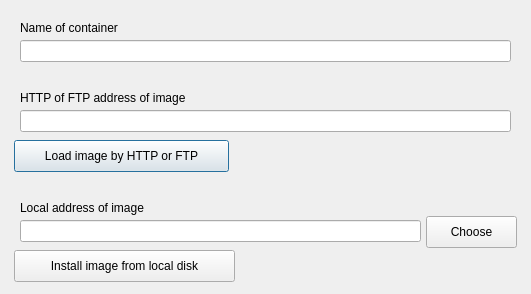
The window that saveliev/amvsim/Dialogs/NewContainerDialog.ui (OSLL/avmconf) describes before a commit, drawn with Qt 5.
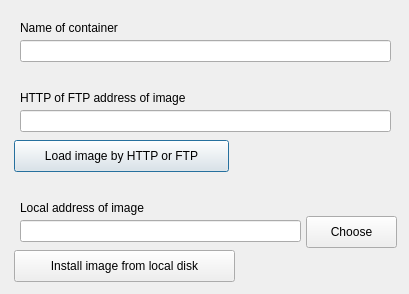
The same window after the commit.

Diff of the .ui file:
```diff
--- a/saveliev/amvsim/Dialogs/NewContainerDialog.ui
+++ b/saveliev/amvsim/Dialogs/NewContainerDialog.ui
@@ -6,7 +6,7 @@
    <rect>
     <x>0</x>
     <y>0</y>
-    <width>531</width>
+    <width>409</width>
     <height>294</height>
    </rect>
   </property>
@@ -44,7 +44,7 @@
     <rect>
      <x>20</x>
      <y>40</y>
-     <width>491</width>
+     <width>371</width>
      <height>22</height>
     </rect>
    </property>
@@ -54,7 +54,7 @@
     <rect>
      <x>20</x>
      <y>110</y>
-     <width>491</width>
+     <width>371</width>
      <height>22</height>
     </rect>
    </property>
@@ -154,7 +154,7 @@
     <rect>
      <x>20</x>
      <y>220</y>
-     <width>401</width>
+     <width>281</width>
      <height>22</height>
     </rect>
    </property>
@@ -265,7 +265,7 @@
   <widget class="QPushButton" name="chooseButton">
    <property name="geometry">
     <rect>
-     <x>426</x>
+     <x>306</x>
      <y>216</y>
      <width>91</width>
      <height>32</height>
```
